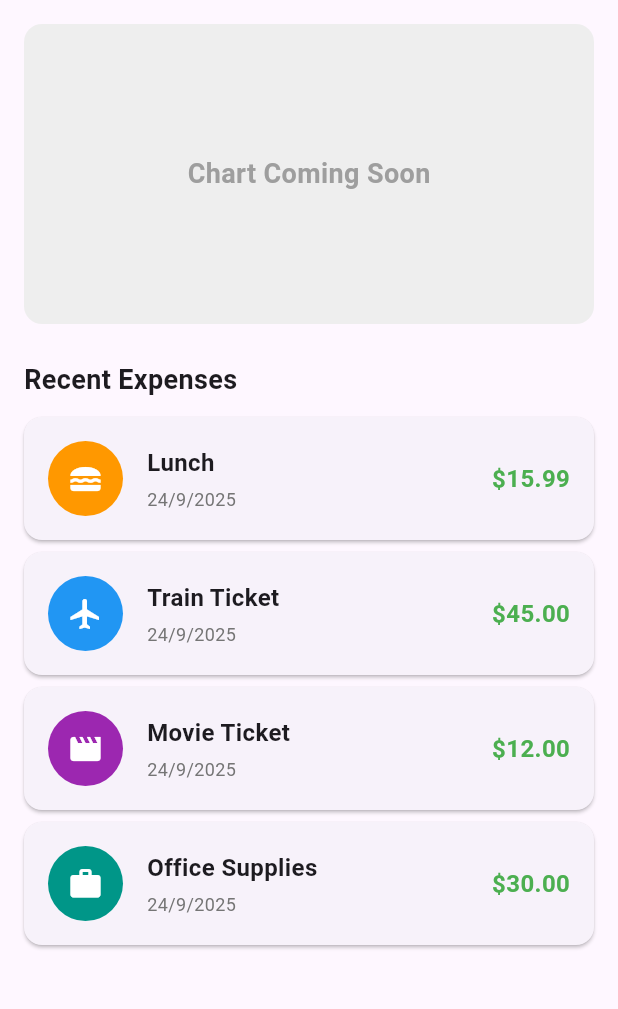
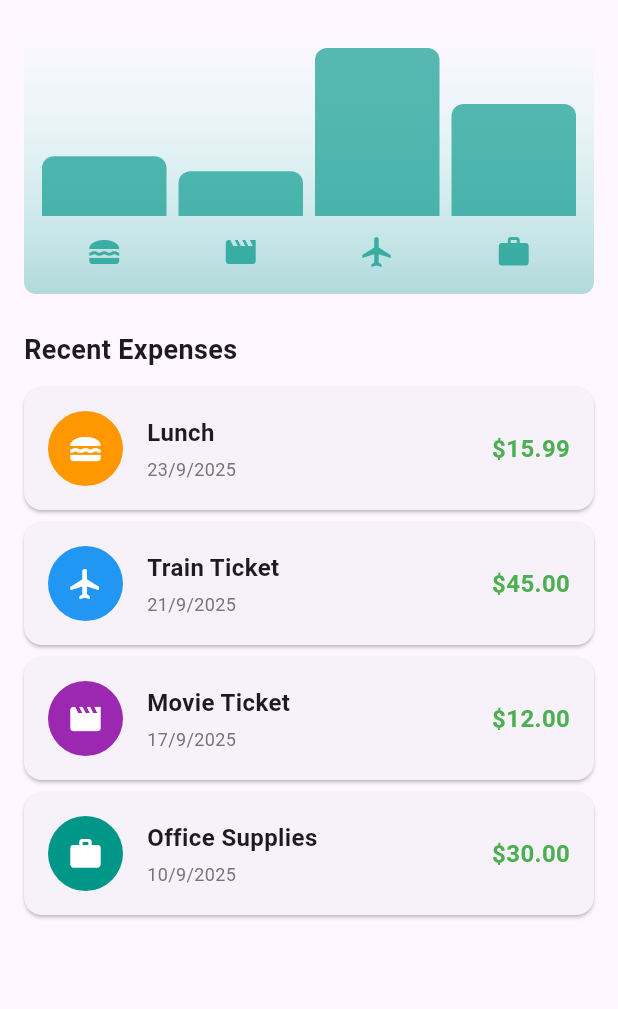
Before and after one commit to ivanjameslo/expense_tracker, a Flutter app: the screen it shows after launch, on a phone screen of 412 x 824 dp, the part 84-1093 px from its top. Run offline on Flutter 3.47's test engine with Material 3 defaults, Android fonts, the phone set to English and light mode, and no system bars.

Commit message:
with working addExpense and Chart

```diff
--- a/lib/expense.dart
+++ b/lib/expense.dart
@@ -1,6 +1,7 @@
 import 'package:expense_tracker/model/expense_item.dart';
 import 'package:expense_tracker/new_expense.dart';
 import 'package:expense_tracker/widgets/expense_item_widget.dart';
+import 'package:expense_tracker/widgets/expenses_chart.dart';
 import 'package:flutter/material.dart';
 
 class Expense extends StatefulWidget {
@@ -11,46 +12,73 @@ class Expense extends StatefulWidget {
 }
 
 class _ExpenseState extends State<Expense> {
+  final List<ExpenseItem> _registeredExpenses = [
+    ExpenseItem(
+      title: 'Lunch',
+      amount: 15.99,
+      category: Category.food,
+      date: DateTime.now().subtract(const Duration(days: 1)), // Yesterday
+    ),
+    ExpenseItem(
+      title: 'Train Ticket',
+      amount: 45.00,
+      category: Category.travel,
+      date: DateTime.now().subtract(const Duration(days: 3)), // 3 days ago
+    ),
+    ExpenseItem(
+      title: 'Movie Ticket',
+      amount: 12.00,
+      category: Category.leisure,
+      date: DateTime.now().subtract(const Duration(days: 7)), // 1 week ago
+    ),
+    ExpenseItem(
+      title: 'Office Supplies',
+      amount: 30.00,
+      category: Category.work,
+      date: DateTime.now().subtract(const Duration(days: 14)), // 2 weeks ago (oldest)
+    ),
+  ];
+
+  void _addExpense(ExpenseItem expense) {
+    setState(() {
+      _registeredExpenses.add(expense);
+    });
+  }
+
+  void _removeExpense(ExpenseItem expense) {
+    final expenseIndex = _registeredExpenses.indexOf(expense);
+    setState(() {
+      _registeredExpenses.remove(expense);
+    });
+
+    ScaffoldMessenger.of(context).clearSnackBars();
+    ScaffoldMessenger.of(context).showSnackBar(
+      SnackBar(
+        duration: const Duration(seconds: 5),
+        content: Text('Expense item ${expense.title} is deleted'),
+        action: SnackBarAction(
+          label: 'Undo',
+          onPressed: () {
+            setState(() {
+              _registeredExpenses.insert(expenseIndex, expense);
+            });
+          },
+        ),
+      ),
+    );
+  }
 
   void showAddExpense() {
     showModalBottomSheet(
       useSafeArea: true,
       isScrollControlled: true,
       context: context,
-      builder: (ctx) => NewExpense()
+      builder: (ctx) => NewExpense(onAddExpense: _addExpense)
     );
   }
 
   @override
   Widget build(BuildContext context) {
-
-    List<ExpenseItem> expenseItem = [
-      ExpenseItem(
-        title: 'Lunch',
-        amount: 15.99,
-        category: Category.food,
-        date: DateTime.now(),
-      ),
-      ExpenseItem(
-        title: 'Train Ticket',
-        amount: 45.00,
-        category: Category.travel,
-        date: DateTime.now(),
-      ),
-      ExpenseItem(
-        title: 'Movie Ticket',
-        amount: 12.00,
-        category: Category.leisure,
-        date: DateTime.now(),
-      ),
-      ExpenseItem(
-        title: 'Office Supplies',
-        amount: 30.00,
-        category: Category.work,
-        date: DateTime.now(),
-      ),
-    ];
-
     return Scaffold(
       appBar: AppBar(
         title: const Text('Expense Tracker',
@@ -71,25 +99,8 @@ class _ExpenseState extends State<Expense> {
         ),
         body: Column(
           children: [
-            // Chart placeholder
-            Container(
-              height: 200,
-              margin: const EdgeInsets.all(16),
-              decoration: BoxDecoration(
-                color: Colors.grey[200],
-                borderRadius: BorderRadius.circular(12),
-              ),
-              child: const Center(
-                child: Text(
-                  'Chart Coming Soon',
-                  style: TextStyle(
-                    fontSize: 18,
-                    fontWeight: FontWeight.bold,
-                    color: Colors.grey,
-                  ),
-                ),
-              ),
-            ),
+            // Expenses Chart
+            ExpensesChart(expenses: _registeredExpenses),
             // Expenses List Header
             const Padding(
               padding: EdgeInsets.symmetric(horizontal: 16, vertical: 8),
@@ -105,14 +116,67 @@ class _ExpenseState extends State<Expense> {
                 ],
               ),
             ),
-            // Expenses List
+            // Expenses List or Empty State
             Expanded(
-              child: ListView.builder(
-                itemCount: expenseItem.length,
-                itemBuilder: (BuildContext context, int index) {
-                  return ExpenseItemWidget(item: expenseItem[index]);
-                },
-              ),
+              child: _registeredExpenses.isEmpty
+                  ? const Center(
+                      child: Column(
+                        mainAxisAlignment: MainAxisAlignment.center,
+                        children: [
+                          Icon(
+                            Icons.receipt_long,
+                            size: 80,
+                            color: Colors.grey,
+                          ),
+                          SizedBox(height: 16),
+                          Text(
+                            'No more expenses',
+                            style: TextStyle(
+                              fontSize: 20,
+                              fontWeight: FontWeight.bold,
+                              color: Colors.grey,
+                            ),
+                          ),
+                          SizedBox(height: 8),
+                          Text(
+                            'Tap + to add your first expense',
+                            style: TextStyle(
+                              fontSize: 16,
+                              color: Colors.grey,
+                            ),
+                          ),
+                        ],
+                      ),
+                    )
+                  : ListView.builder(
+                      itemCount: _registeredExpenses.length,
+                      itemBuilder: (BuildContext context, int index) {
+                        // Sort expenses by date (most recent first)
+                        final sortedExpenses = [..._registeredExpenses];
+                        sortedExpenses.sort((a, b) => b.date.compareTo(a.date));
+                        final expense = sortedExpenses[index];
+
+                        return Dismissible(
+                          key: ValueKey(expense),
+                          background: Container(
+                            color: Colors.red.shade100,
+                            margin: const EdgeInsets.symmetric(horizontal: 16, vertical: 4),
+                            alignment: Alignment.centerRight,
+                            padding: const EdgeInsets.only(right: 20),
+                            child: const Icon(
+                              Icons.delete,
+                              color: Colors.red,
+                              size: 40,
+                            ),
+                          ),
+                          direction: DismissDirection.endToStart,
+                          onDismissed: (direction) {
+                            _removeExpense(expense);
+                          },
+                          child: ExpenseItemWidget(item: expense),
+                        );
+                      },
+                    ),
             ),
           ],
         ),
--- a/lib/model/expense_item.dart
+++ b/lib/model/expense_item.dart
@@ -26,3 +26,21 @@ class ExpenseItem {
     return categoryIcons[category] ?? Icons.help;
   }
 }
+
+class ExpenseBucket {
+  final Category category;
+  final List<ExpenseItem> expenses;
+
+  ExpenseBucket(this.category, this.expenses);
+
+  ExpenseBucket.forCategory(List<ExpenseItem> allExpenses, Category category)
+      : this(category, allExpenses.where((expense) => expense.category == category).toList());
+
+  double get totalExpenses {
+    double sum = 0;
+    for (final expense in expenses) {
+      sum += expense.amount;
+    }
+    return sum;
+  }
+}
--- a/lib/new_expense.dart
+++ b/lib/new_expense.dart
@@ -2,7 +2,9 @@ import 'package:expense_tracker/model/expense_item.dart';
 import 'package:flutter/material.dart';
 
 class NewExpense extends StatefulWidget {
-  const NewExpense({super.key});
+  const NewExpense({super.key, required this.onAddExpense});
+
+  final void Function(ExpenseItem expense) onAddExpense;
 
   @override
   State<NewExpense> createState() => _NewExpenseState();
@@ -10,7 +12,7 @@ class NewExpense extends StatefulWidget {
 
 class _NewExpenseState extends State<NewExpense> {
   final _titleEditingController = TextEditingController();
-  final _amountController = TextEditingController();
+  final _amountEditingController = TextEditingController();
   DateTime? _selectedDate;
   Category _selectedCategory = Category.food;
 
@@ -29,7 +31,7 @@ class _NewExpenseState extends State<NewExpense> {
   }
 
   void _submitExpenseData() {
-    final enteredAmount = double.tryParse(_amountController.text);
+    final enteredAmount = double.tryParse(_amountEditingController.text);
     final amountIsInvalid = enteredAmount == null || enteredAmount <= 0;
 
     if (_titleEditingController.text.trim().isEmpty ||
@@ -61,14 +63,14 @@ class _NewExpenseState extends State<NewExpense> {
       category: _selectedCategory,
     );
 
-    // TODO: Add the expense to the list
-    Navigator.pop(context, newExpense);
+    widget.onAddExpense(newExpense);
+    Navigator.pop(context);
   }
 
   @override
   void dispose() {
     _titleEditingController.dispose();
-    _amountController.dispose();
+    _amountEditingController.dispose();
     super.dispose();
   }
 
@@ -77,7 +79,7 @@ class _NewExpenseState extends State<NewExpense> {
     final keyboardSpace = MediaQuery.of(context).viewInsets.bottom;
     final screenHeight = MediaQuery.of(context).size.height;
 
-    return Container(
+    return SizedBox(
       height: screenHeight * 0.5 + keyboardSpace,
       child: SingleChildScrollView(
         child: Padding(
@@ -124,7 +126,7 @@ class _NewExpenseState extends State<NewExpense> {
                 children: [
                   Expanded(
                     child: TextField(
-                      controller: _amountController,
+                      controller: _amountEditingController,
                       keyboardType: TextInputType.number,
                       decoration: const InputDecoration(
                         prefixText: '\$ ',
--- /dev/null
+++ b/lib/widgets/expenses_chart.dart
@@ -0,0 +1,123 @@
+import 'package:expense_tracker/model/expense_item.dart';
+import 'package:flutter/material.dart';
+
+class ExpensesChart extends StatelessWidget {
+  const ExpensesChart({super.key, required this.expenses});
+
+  final List<ExpenseItem> expenses;
+
+  List<ExpenseBucket> get buckets {
+    return [
+      ExpenseBucket.forCategory(expenses, Category.food),
+      ExpenseBucket.forCategory(expenses, Category.leisure),
+      ExpenseBucket.forCategory(expenses, Category.travel),
+      ExpenseBucket.forCategory(expenses, Category.work),
+    ];
+  }
+
+  double get maxTotalExpense {
+    double maxTotalExpense = 0;
+
+    for (final bucket in buckets) {
+      if (bucket.totalExpenses > maxTotalExpense) {
+        maxTotalExpense = bucket.totalExpenses;
+      }
+    }
+
+    return maxTotalExpense;
+  }
+
+  @override
+  Widget build(BuildContext context) {
+    final isDarkMode =
+        MediaQuery.of(context).platformBrightness == Brightness.dark;
+    return Container(
+      margin: const EdgeInsets.all(16),
+      padding: const EdgeInsets.symmetric(
+        vertical: 16,
+        horizontal: 8,
+      ),
+      width: double.infinity,
+      height: 180,
+      decoration: BoxDecoration(
+        borderRadius: BorderRadius.circular(8),
+        gradient: LinearGradient(
+          colors: [
+            Colors.teal.withOpacity(0.3),
+            Colors.tealAccent.withOpacity(0.0)
+          ],
+          begin: Alignment.bottomCenter,
+          end: Alignment.topCenter,
+        ),
+      ),
+      child: Column(
+        children: [
+          Expanded(
+            child: Row(
+              crossAxisAlignment: CrossAxisAlignment.end,
+              children: [
+                for (final bucket in buckets) // alternative to map()
+                  ChartBar(
+                    fill: bucket.totalExpenses == 0
+                        ? 0
+                        : bucket.totalExpenses / maxTotalExpense,
+                  )
+              ],
+            ),
+          ),
+          const SizedBox(height: 12),
+          Row(
+            children: buckets
+                .map(
+                  (bucket) => Expanded(
+                    child: Padding(
+                      padding: const EdgeInsets.symmetric(horizontal: 4),
+                      child: Icon(
+                        categoryIcons[bucket.category],
+                        color: isDarkMode
+                            ? Colors.tealAccent.withOpacity(0.9)
+                            : Colors.teal.withOpacity(0.7),
+                      ),
+                    ),
+                  ),
+                )
+                .toList(),
+          )
+        ],
+      ),
+    );
+  }
+}
+
+class ChartBar extends StatelessWidget {
+  const ChartBar({
+    super.key,
+    required this.fill,
+  });
+
+  final double fill;
+
+  @override
+  Widget build(BuildContext context) {
+    final isDarkMode =
+        MediaQuery.of(context).platformBrightness == Brightness.dark;
+    return Expanded(
+      child: Padding(
+        padding: const EdgeInsets.symmetric(horizontal: 4),
+        child: FractionallySizedBox(
+          heightFactor: fill,
+          child: DecoratedBox(
+            decoration: BoxDecoration(
+              shape: BoxShape.rectangle,
+              borderRadius:
+                  const BorderRadius.vertical(top: Radius.circular(8)),
+              color: isDarkMode
+                  ? Colors.teal.withOpacity(0.8)
+                  : Colors.teal.withOpacity(0.65),
+            ),
+          ),
+        ),
+      ),
+    );
+  }
+}
```
